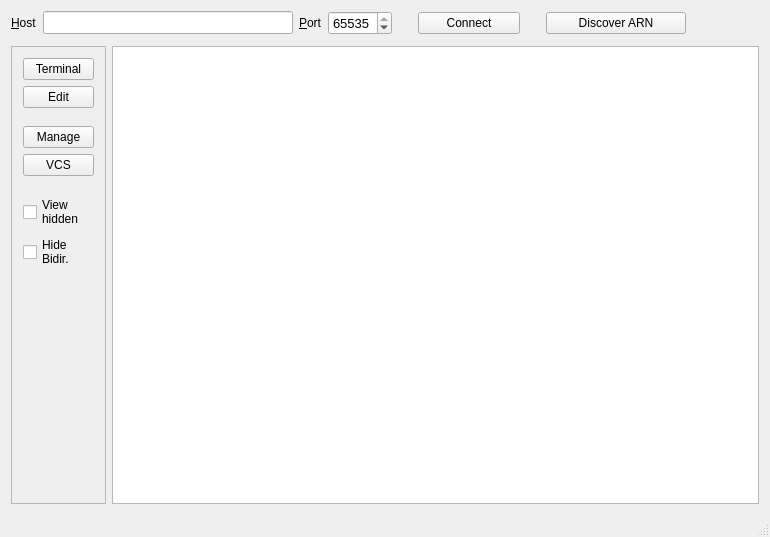
Above: src/MainWindow.ui from micwik/ArnBrowser before the change. Below: the same form after it.
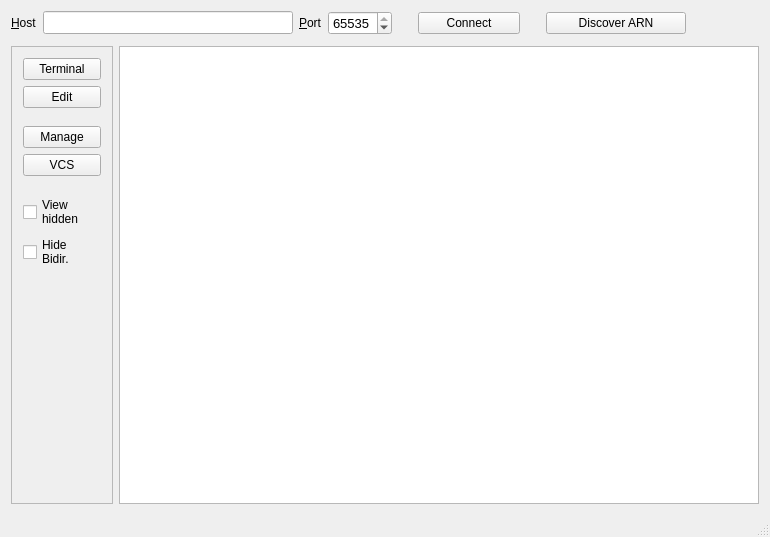
That is the form after the change. Icons and pictures are not drawn.

Commit message: Changed left buttons layout, changed default path width

The edit to the form file:
```diff
--- a/src/MainWindow.ui
+++ b/src/MainWindow.ui
@@ -243,6 +243,12 @@
           <verstretch>0</verstretch>
          </sizepolicy>
         </property>
+        <property name="minimumSize">
+         <size>
+          <width>100</width>
+          <height>0</height>
+         </size>
+        </property>
         <property name="widgetResizable">
          <bool>false</bool>
         </property>
@@ -254,10 +260,22 @@
           <rect>
            <x>0</x>
            <y>0</y>
-           <width>93</width>
+           <width>100</width>
            <height>250</height>
           </rect>
          </property>
+         <property name="sizePolicy">
+          <sizepolicy hsizetype="Minimum" vsizetype="Preferred">
+           <horstretch>0</horstretch>
+           <verstretch>0</verstretch>
+          </sizepolicy>
+         </property>
+         <property name="minimumSize">
+          <size>
+           <width>100</width>
+           <height>0</height>
+          </size>
+         </property>
          <property name="layoutDirection">
           <enum>Qt::LeftToRight</enum>
          </property>
```
The commit also changes 1 other file.
